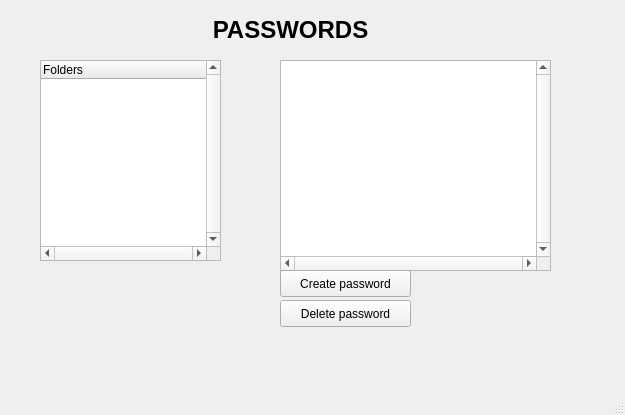
First picture: the form in guis/passwordList.ui, repository password-manager/linux, before the edit.
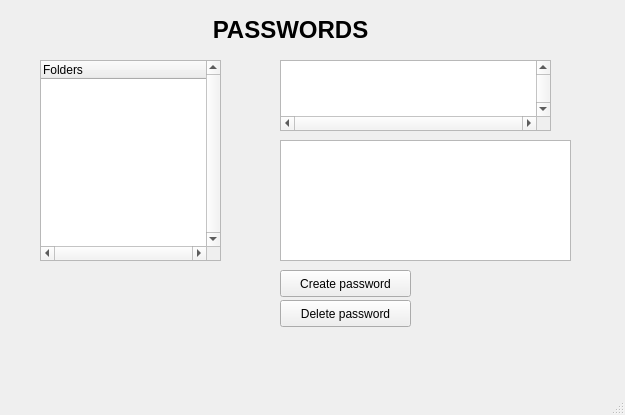
Second picture: the form after the edit.

The edit to the form file:
```diff
--- a/guis/passwordList.ui
+++ b/guis/passwordList.ui
@@ -49,7 +49,7 @@
       <x>280</x>
       <y>60</y>
       <width>271</width>
-      <height>211</height>
+      <height>71</height>
      </rect>
     </property>
     <property name="verticalScrollBarPolicy">
@@ -114,6 +114,16 @@
      </property>
     </column>
    </widget>
+   <widget class="QListWidget" name="passwordsListWidget">
+    <property name="geometry">
+     <rect>
+      <x>280</x>
+      <y>140</y>
+      <width>291</width>
+      <height>121</height>
+     </rect>
+    </property>
+   </widget>
    <zorder>passwordsView</zorder>
    <zorder>deleteButton</zorder>
    <zorder>createButton</zorder>
```
Left out of the diff: 1 changed line with no effect on the pictures.
